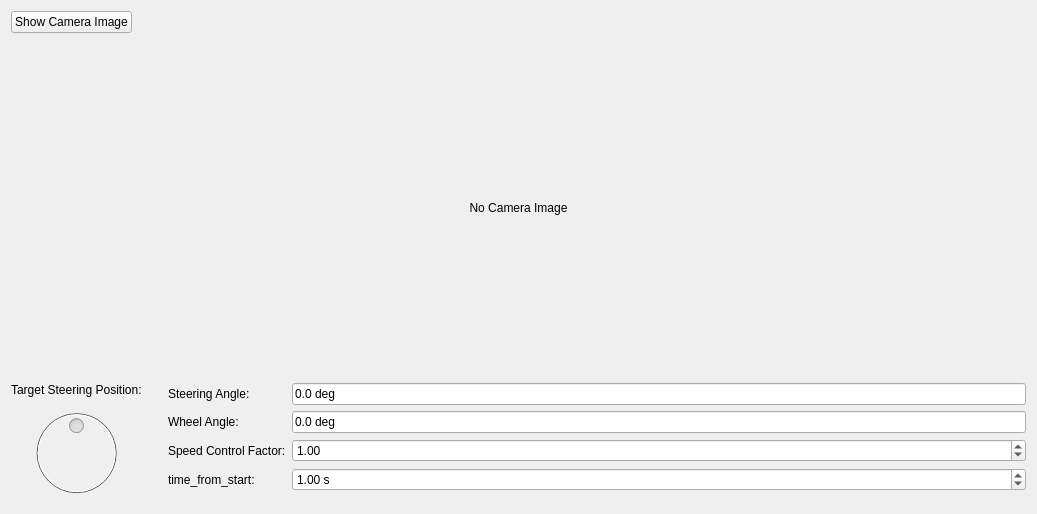
Old version of the form thor_mang_driving_widget/src/driving_widget.ui in the repository hector-humanoid/humanoid_driving.
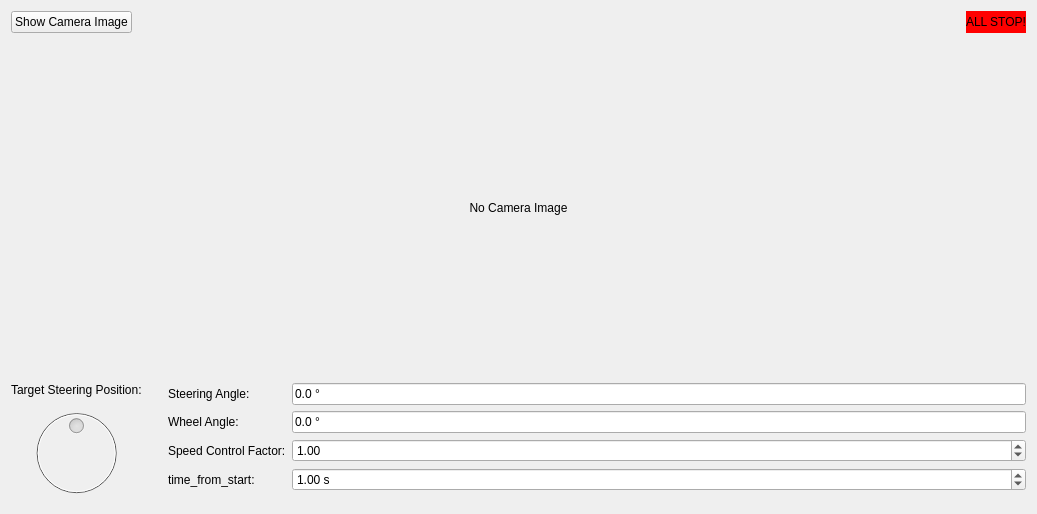
New version of the form.

Commit message: added "all-stop" output

What changed in the file:
```diff
--- a/thor_mang_driving_widget/src/driving_widget.ui
+++ b/thor_mang_driving_widget/src/driving_widget.ui
@@ -61,6 +61,17 @@
         </property>
        </spacer>
       </item>
+      <item>
+       <widget class="QLabel" name="label_AllStopActive">
+        <property name="styleSheet">
+         <string notr="true">background-color:#FF0000;
+font-style:bold;</string>
+        </property>
+        <property name="text">
+         <string>ALL STOP!</string>
+        </property>
+       </widget>
+      </item>
      </layout>
     </item>
     <item>
@@ -152,7 +163,7 @@
         <item row="1" column="1">
          <widget class="QLineEdit" name="lineEdit_WheelAngle">
           <property name="text">
-           <string>0.0 deg</string>
+           <string>0.0 °</string>
           </property>
           <property name="readOnly">
            <bool>true</bool>
@@ -218,7 +229,7 @@
         <item row="0" column="1">
          <widget class="QLineEdit" name="lineEdit_SteeringAngle">
           <property name="text">
-           <string>0.0 deg</string>
+           <string>0.0 °</string>
           </property>
           <property name="readOnly">
            <bool>true</bool>
```
The commit also changes 5 other files.
